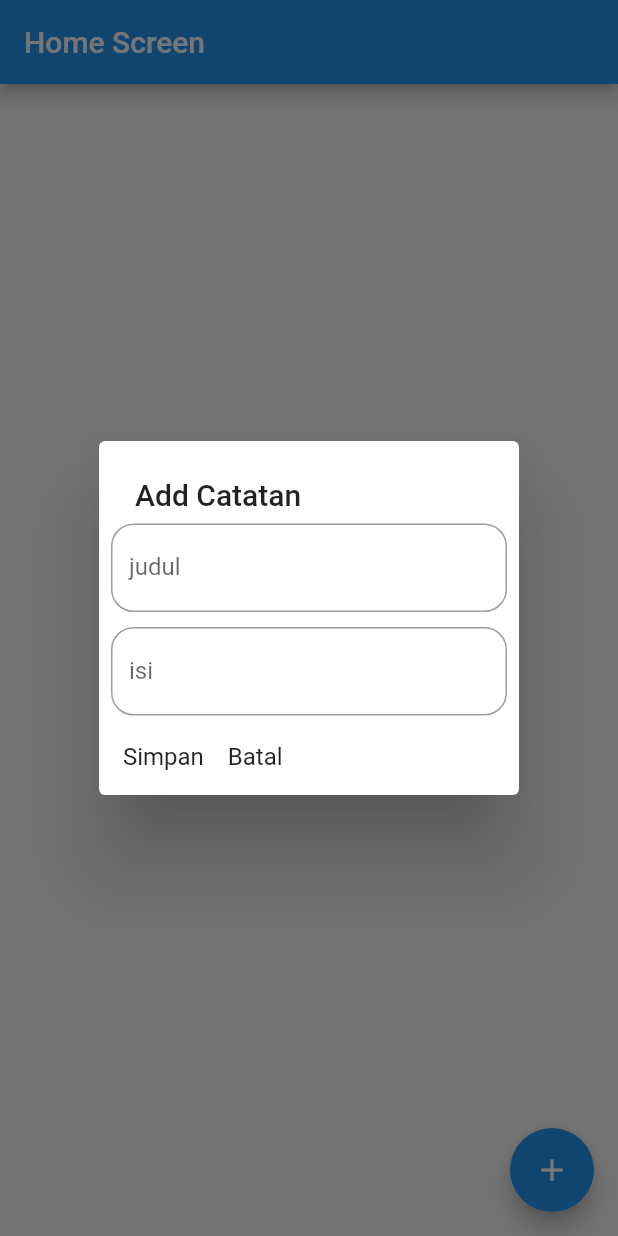
After one commit to triyono777/catatan_harian, a Flutter app: the HomeScreen screen opened directly, after a tap on the "add" icon, on a phone screen of 412 x 824 dp. The commit adds this screen. Run offline on Flutter 3.47's test engine with Material 2 defaults, Android fonts, the light colour scheme and no system bars; our stand-ins replace cloud_firestore, firebase_auth, firebase_core, hive_flutter; accounts and stored records are empty.

Commit message:
add crud

```diff
--- a/lib/main.dart
+++ b/lib/main.dart
@@ -1,12 +1,17 @@
+import 'package:catatan_harian/screen/home_screen.dart';
 import 'package:firebase_core/firebase_core.dart';
 import 'package:flutter/material.dart';
 import 'package:catatan_harian/screen/splash_screen.dart';
 import 'package:catatan_harian/screen/login_screen.dart';
 import 'firebase_options.dart';
+import 'package:hive_flutter/hive_flutter.dart';
 
 void main() async {
   WidgetsFlutterBinding.ensureInitialized();
   await Firebase.initializeApp(options: DefaultFirebaseOptions.currentPlatform);
+  await Hive.initFlutter();
+  var box = await Hive.openBox('userBox');
+
   runApp(const MyApp());
 }
 
@@ -21,7 +26,7 @@ class MyApp extends StatelessWidget {
       theme: ThemeData(
         primarySwatch: Colors.blue,
       ),
-      home: LoginScreen(),
+      home: HomeScreen(),
     );
   }
 }
--- /dev/null
+++ b/lib/screen/home_screen.dart
@@ -0,0 +1,234 @@
+import 'package:catatan_harian/services/firebase_db_services.dart';
+import 'package:cloud_firestore/cloud_firestore.dart';
+import 'package:flutter/material.dart';
+import 'package:hive_flutter/hive_flutter.dart';
+
+class HomeScreen extends StatefulWidget {
+  const HomeScreen({Key? key}) : super(key: key);
+
+  @override
+  State<HomeScreen> createState() => _HomeScreenState();
+}
+
+class _HomeScreenState extends State<HomeScreen> {
+  Future<QuerySnapshot<Map<String, dynamic>>> getData() async {
+    var box = await Hive.openBox('userBox');
+    var uid = await box.get('uid');
+    setState(() {});
+    return await FirebaseDBServices().getCatatan(uid);
+  }
+
+  TextEditingController judulController = TextEditingController();
+  TextEditingController isiController = TextEditingController();
+  addCatatan(BuildContext context) async {
+    var hasil = await showDialog(
+        context: context,
+        builder: (_) => SimpleDialog(
+              contentPadding: EdgeInsets.all(8),
+              title: Text('Add Catatan'),
+              children: [
+                TextField(
+                  controller: judulController,
+                  decoration: InputDecoration(
+                    labelText: 'judul',
+                    hintText: 'Masukkan judul',
+                    border: OutlineInputBorder(
+                      borderRadius: BorderRadius.circular(15),
+                    ),
+                  ),
+                ),
+                SizedBox(
+                  height: 10,
+                ),
+                TextField(
+                  controller: isiController,
+                  decoration: InputDecoration(
+                    labelText: 'isi',
+                    hintText: 'Masukkan isi',
+                    border: OutlineInputBorder(
+                      borderRadius: BorderRadius.circular(15),
+                    ),
+                  ),
+                ),
+                SizedBox(
+                  height: 10,
+                ),
+                Row(
+                  children: [
+                    SimpleDialogOption(
+                      child: Text('Simpan'),
+                      onPressed: () {
+                        Navigator.of(context).pop(true);
+                      },
+                      padding: EdgeInsets.all(8),
+                    ),
+                    SimpleDialogOption(
+                      child: Text('Batal'),
+                      onPressed: () {
+                        Navigator.of(context).pop(false);
+                      },
+                      padding: EdgeInsets.all(8),
+                    ),
+                  ],
+                ),
+              ],
+            ));
+    if (hasil == true) {
+      FirebaseDBServices()
+          .addCatatan(
+        judulCatatan: judulController.text,
+        isiCatatan: isiController.text,
+      )
+          .then((value) {
+        setState(() {});
+      });
+    }
+  }
+
+  editCatatan(BuildContext context,
+      {required String? uidCatatn, String? judul, String? isi}) async {
+    judulController.text = judul ?? '';
+    isiController.text = isi ?? '';
+    var hasil = await showDialog(
+        context: context,
+        builder: (_) => SimpleDialog(
+              contentPadding: EdgeInsets.all(8),
+              title: Text('Edit Catatan'),
+              children: [
+                TextField(
+                  controller: judulController,
+                  decoration: InputDecoration(
+                    labelText: 'judul',
+                    hintText: 'Masukkan judul',
+                    border: OutlineInputBorder(
+                      borderRadius: BorderRadius.circular(15),
+                    ),
+                  ),
+                ),
+                SizedBox(
+                  height: 10,
+                ),
+                TextField(
+                  controller: isiController,
+                  decoration: InputDecoration(
+                    labelText: 'isi',
+                    hintText: 'Masukkan isi',
+                    border: OutlineInputBorder(
+                      borderRadius: BorderRadius.circular(15),
+                    ),
+                  ),
+                ),
+                SizedBox(
+                  height: 10,
+                ),
+                Row(
+                  children: [
+                    SimpleDialogOption(
+                      child: Text('Simpan'),
+                      onPressed: () {
+                        Navigator.of(context).pop(true);
+                      },
+                      padding: EdgeInsets.all(8),
+                    ),
+                    SimpleDialogOption(
+                      child: Text('Batal'),
+                      onPressed: () {
+                        Navigator.of(context).pop(false);
+                      },
+                      padding: EdgeInsets.all(8),
+                    ),
+                  ],
+                ),
+              ],
+            ));
+    if (hasil == true) {
+      FirebaseDBServices()
+          .editCatatan(
+        uidCatatan: uidCatatn,
+        judulCatatan: judulController.text,
+        isiCatatan: isiController.text,
+      )
+          .then((value) {
+        setState(() {});
+      });
+    }
+    judulController.clear();
+    isiController.clear();
+  }
+
+  @override
+  void initState() {
+    // TODO: implement initState
+    // getData();
+    super.initState();
+  }
+
+  @override
+  Widget build(BuildContext context) {
+    return Scaffold(
+      appBar: AppBar(
+        title: Text('Home Screen'),
+      ),
+      floatingActionButton: FloatingActionButton(
+        onPressed: () {
+          addCatatan(context);
+        },
+        child: Icon(Icons.add),
+      ),
+      body: FutureBuilder<QuerySnapshot>(
+          future: getData(),
+          builder: (context, snapshot) {
+            print(snapshot.connectionState);
+            if (snapshot.connectionState == ConnectionState.active) {
+              return Center(child: CircularProgressIndicator());
+            } else if (snapshot.connectionState == ConnectionState.done) {
+              return Text('done');
+            } else if (snapshot.connectionState == ConnectionState.none) {
+              return Text('none');
+            } else if (snapshot.data?.docs.isEmpty ?? true) {
+              return Center(child: Text('No data'));
+            } else if (snapshot.data == null) {
+              return Center(child: CircularProgressIndicator());
+            } else if (snapshot.data?.docs.isNotEmpty ?? true) {
+              return ListView.builder(
+                padding: EdgeInsets.all(8),
+                itemCount: snapshot.data?.docs.length ?? 0,
+                itemBuilder: (_, index) {
+                  var data = snapshot.data;
+                  return Dismissible(
+                    key: Key('${data?.docs[index]}'),
+                    background: Container(
+                      color: Colors.red,
+                    ),
+                    confirmDismiss: (_) async {
+                      FirebaseDBServices().deleteCatatan(data?.docs[index].id);
+                      return true;
+                    },
+                    onDismissed: (_) {
+                      // showDialog(context: context, builder: );
+                    },
+                    child: Card(
+                      child: ListTile(
+                        title: Text('${data?.docs[index]['judul']}'),
+                        subtitle: Text('tanggal catatan'),
+                        trailing: IconButton(
+                          onPressed: () {
+                            editCatatan(context,
+                                uidCatatn: '${data?.docs[index].id}',
+                                judul: '${data?.docs[index]['judul']}',
+                                isi: '${data?.docs[index]['isi']}');
+                          },
+                          icon: Icon(Icons.edit),
+                        ),
+                      ),
+                    ),
+                  );
+                },
+              );
+            } else {
+              return Center(child: CircularProgressIndicator());
+            }
+          }),
+    );
+  }
+}
--- a/lib/screen/login_screen.dart
+++ b/lib/screen/login_screen.dart
@@ -1,3 +1,4 @@
+import 'package:catatan_harian/screen/home_screen.dart';
 import 'package:flutter/material.dart';
 import 'package:catatan_harian/screen/register_screen.dart';
 
@@ -23,6 +24,11 @@ class _LoginScreenState extends State<LoginScreen> {
       ScaffoldMessenger.of(context).showSnackBar(
         SnackBar(
           content: Text('${value?.user?.email} success login'),
+        ),
+      );
+      Navigator.of(context).pushReplacement(
+        MaterialPageRoute(
+          builder: (_) => HomeScreen(),
         ),
       );
     });
--- a/lib/services/firebase_auth_services.dart
+++ b/lib/services/firebase_auth_services.dart
@@ -1,4 +1,5 @@
 import 'package:firebase_auth/firebase_auth.dart';
+import 'package:hive_flutter/hive_flutter.dart';
 
 class FirebaseAuthServices {
   final FirebaseAuth _fbAuth = FirebaseAuth.instance;
@@ -18,6 +19,10 @@ class FirebaseAuthServices {
   }) async {
     var user = await _fbAuth.signInWithEmailAndPassword(
         email: email, password: password);
+    var box = await Hive.openBox('userBox');
+    box.put('uid', user.user?.uid);
+    box.put('email', user.user?.email);
+
     return user;
   }
 }
--- /dev/null
+++ b/lib/services/firebase_db_services.dart
@@ -0,0 +1,58 @@
+import 'package:cloud_firestore/cloud_firestore.dart';
+import 'package:hive_flutter/hive_flutter.dart';
+
+class FirebaseDBServices {
+  var db = FirebaseFirestore.instance;
+
+  Future addCatatan({
+    String? judulCatatan,
+    String? isiCatatan,
+  }) async {
+    var box = await Hive.openBox('userBox');
+    var uid = await box.get('uid');
+    var email = await box.get('email');
+    var catatan = {
+      "judul": judulCatatan,
+      "isi": isiCatatan,
+      "createdBy": email,
+      "uidUser": uid,
+    };
+
+    var hasil = await db.collection('catatan').add(catatan).then((value) {
+      print('$judulCatatan berhasil dibuat');
+    });
+  }
+
+  Future<QuerySnapshot<Map<String, dynamic>>> getCatatan(String uid) async {
+    var hasil =
+        await db.collection('catatan').where('uidUser', isEqualTo: uid).get();
+    return hasil;
+  }
+
+  editCatatan({
+    required uidCatatan,
+    String? judulCatatan,
+    String? isiCatatan,
+  }) async {
+    var box = await Hive.openBox('userBox');
+    var uid = await box.get('uid');
+    var catatan = {
+      "judul": judulCatatan,
+      "isi": isiCatatan,
+    };
+
+    var hasil = await db
+        .collection('catatan')
+        .doc(uidCatatan)
+        .update(catatan)
+        .then((value) {
+      print('$judulCatatan berhasil dibuat');
+    });
+  }
+
+  deleteCatatan(idCatatan) async {
+    var box = await Hive.openBox('userBox');
+    var uid = await box.get('uid');
+    var hasil = await db.collection('catatan').doc(idCatatan).delete();
+  }
+}
--- a/pubspec.yaml
+++ b/pubspec.yaml
@@ -36,6 +36,9 @@ dependencies:
   cupertino_icons: ^1.0.2
   firebase_core: ^1.24.0
   firebase_auth: ^3.11.0
+  cloud_firestore: ^3.5.0
+  hive: ^2.2.3
+  hive_flutter: ^1.1.0
 
 
 dev_dependencies:
```
Also changed, not shown: pubspec.lock, 1 other file.
